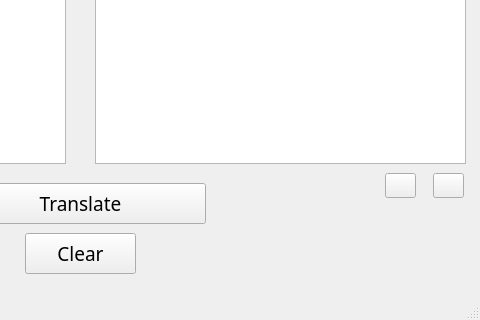
This is translate.ui in pmihaela-irina/TranslatorApp as Qt 5 draws it before an edit; both pictures show x 315 to 795 and y 127 to 447 of the 795 by 447 pixel window. The edited form follows.
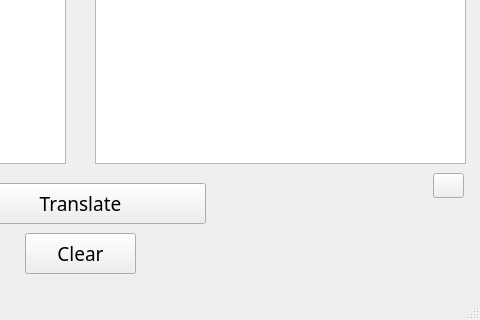
This is the edited form.

Commit message: functional speech to text code

The edit to the form file:
```diff
--- a/translate.ui
+++ b/translate.ui
@@ -151,19 +151,6 @@
      <string/>
     </property>
    </widget>
-   <widget class="QPushButton" name="pushButton_recordLang2">
-    <property name="geometry">
-     <rect>
-      <x>700</x>
-      <y>300</y>
-      <width>31</width>
-      <height>25</height>
-     </rect>
-    </property>
-    <property name="text">
-     <string/>
-    </property>
-   </widget>
   </widget>
   <widget class="QMenuBar" name="menubar">
    <property name="geometry">
```
Left out of the diff: 2 changed lines with no effect on the pictures. The commit also changes 1 other file.
